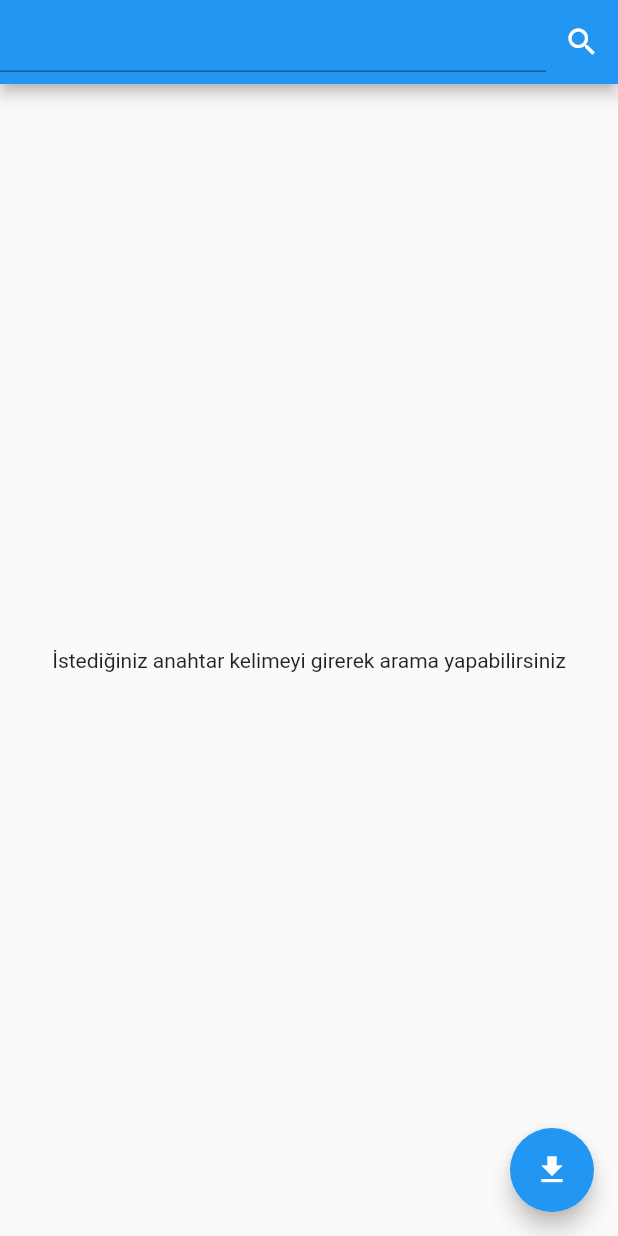
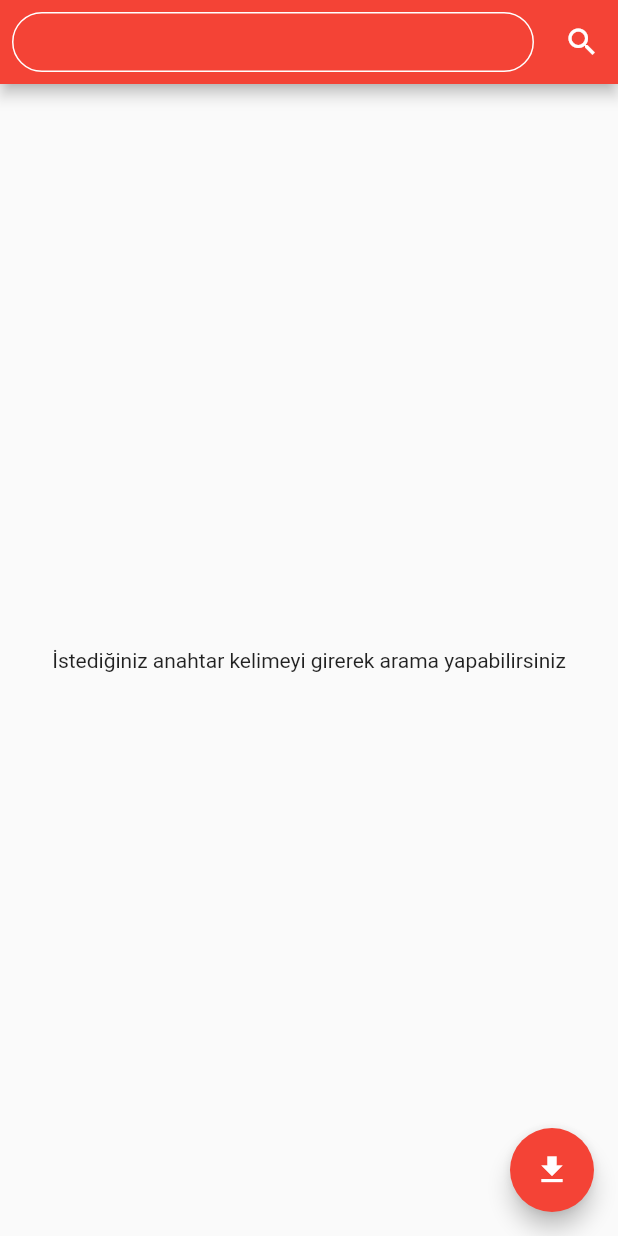
Before and after one commit to ilyashyrt/flickr_app, a Flutter app: the screen it shows after launch, on a phone screen of 412 x 824 dp. Run offline on Flutter 3.47's test engine with Material 2 defaults, Android fonts, the phone set to English and light mode, and no system bars; our stand-ins replace equatable, flutter_bloc; missing offline and left inert: image_downloader.

Commit message:
feat: app theme edited

```diff
--- a/lib/features/photo_list/presentation/cubit/photo_list_cubit.dart
+++ b/lib/features/photo_list/presentation/cubit/photo_list_cubit.dart
@@ -17,7 +17,7 @@ class PhotoListCubit extends Cubit<PhotoListState> {
 
   final ApiRepository apiRepository;
 
-  Future<void> getPhotoList({String text = '', int page = 1, int perPage = 50}) async {
+  Future<void> getPhotoList({String text = '', int page = 1, int perPage = 500}) async {
     List<bool>? checkboxList = [];
     emit(state.copyWith(status: PhotoListStatus.loading));
     try {
--- a/lib/features/photo_list/presentation/view/photo_list_screen.dart
+++ b/lib/features/photo_list/presentation/view/photo_list_screen.dart
@@ -19,7 +19,32 @@ class PhotoListScreen extends StatelessWidget {
       ),
       appBar: AppBar(
         actions: [
-          Expanded(child: TextField(controller: textEditingController)),
+          Expanded(
+              child: Padding(
+            padding: const EdgeInsets.all(8.0),
+            child: TextField(
+              autocorrect: true,
+              maxLines: 1,
+              minLines: 1,
+              textAlignVertical: TextAlignVertical.top,
+              style: const TextStyle(color: Colors.white, decoration: TextDecoration.none),
+              controller: textEditingController,
+              decoration: InputDecoration(
+                enabledBorder: OutlineInputBorder(
+                  borderSide: const BorderSide(width: 1, color: Colors.white), //<-- SEE HERE
+                  borderRadius: BorderRadius.circular(50.0),
+                ),
+                focusedBorder: OutlineInputBorder(
+                  borderSide: const BorderSide(width: 1, color: Colors.white), //<-- SEE HERE
+                  borderRadius: BorderRadius.circular(50.0),
+                ),
+                disabledBorder: OutlineInputBorder(
+                  borderSide: const BorderSide(width: 1, color: Colors.white), //<-- SEE HERE
+                  borderRadius: BorderRadius.circular(50.0),
+                ),
+              ),
+            ),
+          )),
           IconButton(
             onPressed: () {
               downloadList = [];
--- a/lib/features/photo_list/presentation/view/widgets/photo_list_item.dart
+++ b/lib/features/photo_list/presentation/view/widgets/photo_list_item.dart
@@ -26,7 +26,7 @@ class _PhotoListItemState extends State<PhotoListItem> {
         return InkWell(
           onTap: () {
             setState(() {});
-            cubit.toggleCheck(index: widget.index, value: !isChecked);
+            cubit.toggleCheck(index: widget.index, value: !state.isCheckedList![widget.index]);
           },
           child: Card(
             shape: RoundedRectangleBorder(
--- a/lib/main.dart
+++ b/lib/main.dart
@@ -15,6 +15,7 @@ class MyApp extends StatelessWidget {
       debugShowCheckedModeBanner: false,
       title: 'Flickr App',
       home: PhotoListPage(),
+      theme: ThemeData(primarySwatch: Colors.red),
     );
   }
 }
```
